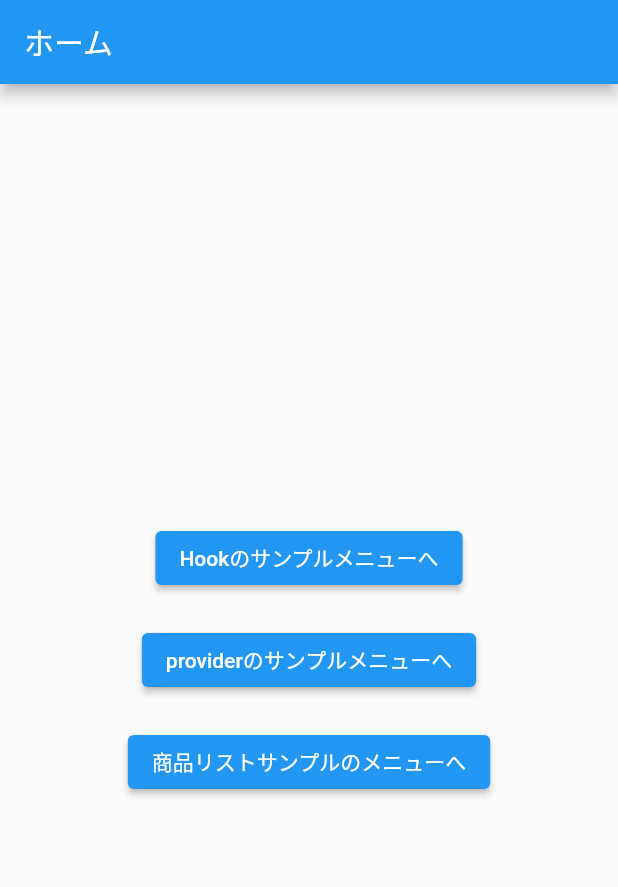
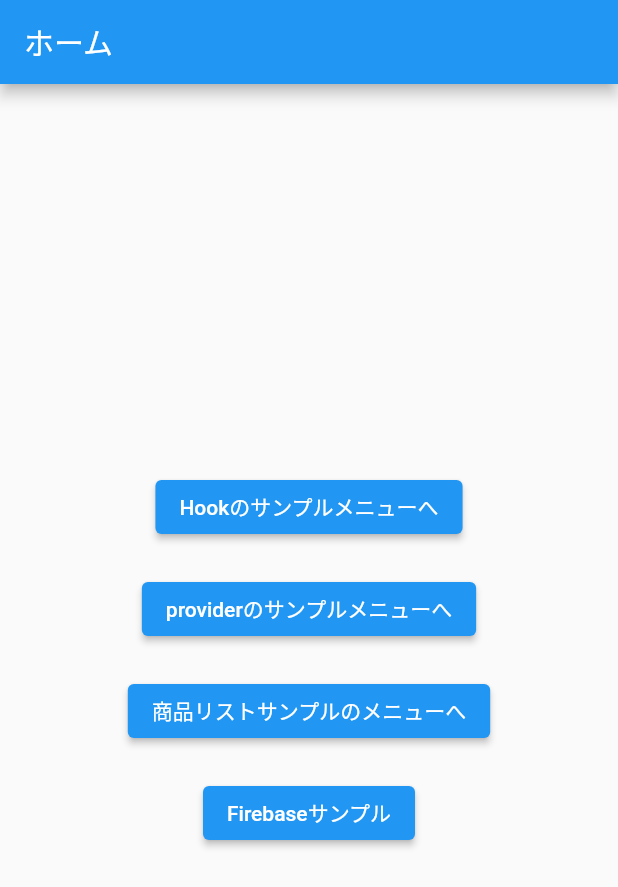
Before and after one commit to n-kazukichi/flutter_hands_on, a Flutter app: the screen it shows after launch, on a phone screen of 412 x 824 dp. Shown: the top 887 px of the screen. Run offline on Flutter 3.47's test engine with Material 2 defaults, Android fonts, the light colour scheme and no system bars; our stand-ins replace firebase_core, flutter_hooks, hooks_riverpod; accounts and stored records are empty.

Commit message:
Firebase導入

```diff
--- a/lib/main.dart
+++ b/lib/main.dart
@@ -3,8 +3,10 @@ import 'package:flutter_hands_on/pages/home/home_page.dart';
 import 'package:flutter_hands_on/routes.dart';
 import 'package:hooks_riverpod/hooks_riverpod.dart';
 
+
 // エントリポイント
-void main() {
+void main() async{
+  WidgetsFlutterBinding.ensureInitialized();
   // MyAppクラスをnewする。
   runApp(const ProviderScope(child: MyApp()));
 }
--- a/lib/pages/home/home_page.dart
+++ b/lib/pages/home/home_page.dart
@@ -27,7 +27,12 @@ class HomePage extends StatelessWidget {
             ElevatedButton(
                 onPressed: () =>
                     Navigator.pushNamed(context, RoutePath.itemListSampleMenu),
-                child: const Text('商品リストサンプルのメニューへ'))
+                child: const Text('商品リストサンプルのメニューへ')),
+            const SizedBox(height: 20),
+            ElevatedButton(
+                onPressed: () =>
+                    Navigator.pushNamed(context, RoutePath.firebaseSample),
+                child: const Text('Firebaseサンプル'))
           ],
         ),
       ),
--- a/lib/routes.dart
+++ b/lib/routes.dart
@@ -1,4 +1,5 @@
 import 'package:flutter/material.dart';
+import 'package:flutter_hands_on/pages/firebase/firebase_page.dart';
 import 'package:flutter_hands_on/pages/hook_samples/hook_counter_page.dart';
 import 'package:flutter_hands_on/pages/hook_samples/hook_fetch_user_page.dart';
 import 'package:flutter_hands_on/pages/hook_samples/hook_samples_menu_page.dart';
@@ -37,6 +38,8 @@ class RoutePath {
   /// プロバイダを使った商品リスト
   static const providerItemList = '$itemListSampleMenu/provider';
 
+  /// Firebaseのサンプル
+  static const firebaseSample = '/firebase';
   // 新しい画面が追加されたらここにpathを追加
 }
 
@@ -54,5 +57,6 @@ final Map<String, WidgetBuilder> routeMap = {
   RoutePath.hookItemList: (context) => const HookItemListPage(),
   RoutePath.providerItemList: (context) => const ProviderItemListPage(),
 
+  RoutePath.firebaseSample: (context) => const FirebasePage(),
   // 新しい画面が追加されたらここにpathとそれに該当する画面を追加
 };
--- a/pubspec.yaml
+++ b/pubspec.yaml
@@ -37,7 +37,8 @@ dependencies:
   cupertino_icons: ^1.0.2
   hooks_riverpod: ^2.3.6
   flutter_hooks: ^0.18.6
-  firebase_auth: ^4.7.3
+  firebase_core: ^2.15.1
+  firebase_auth: ^4.8.0
 
 dev_dependencies:
   flutter_test:
```
Also changed, not shown: lib/pages/firebase/firebase_page.dart (added, +39 -0 lines), lib/firebase_options.dart (added), pubspec.lock, 9 other files.
